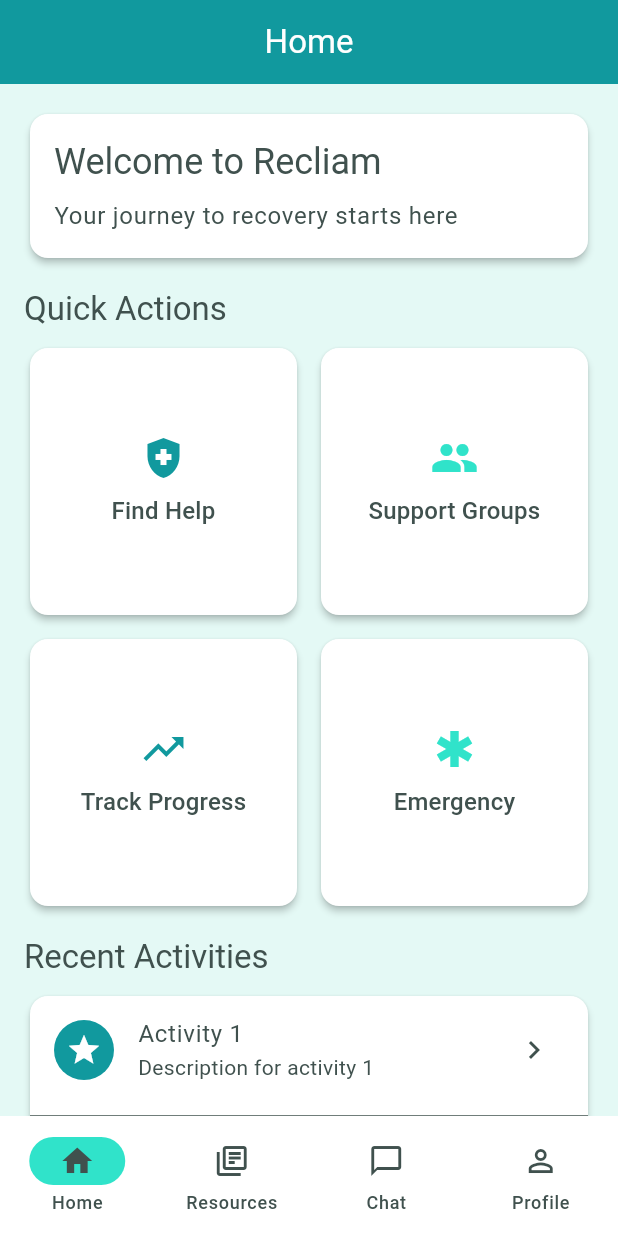
After one commit to Abelboby/Reclaim, a Flutter app: the MainScreen screen opened directly, on a phone screen of 412 x 824 dp. The commit adds this screen. Run offline on Flutter 3.47's test engine with Material 3 defaults, Android fonts, the phone set to English and light mode, and no system bars; our stand-ins replace firebase_auth, firebase_core, google_sign_in; accounts and stored records are empty.

Commit message:
Enhance authentication flow: Add navigatorKey for navigation after Google Sign-In
- Introduced a GlobalKey for Navigator to facilitate navigation across the app.
- Updated AuthProvider to navigate to MainScreen upon successful Google Sign-In.
- Cleaned up commented-out code related to authentication flow.

```diff
--- a/lib/core/providers/auth_provider.dart
+++ b/lib/core/providers/auth_provider.dart
@@ -1,6 +1,9 @@
 import 'package:firebase_auth/firebase_auth.dart';
 import 'package:flutter/foundation.dart';
 import 'package:google_sign_in/google_sign_in.dart';
+import 'package:flutter/material.dart';
+import '../../presentation/screens/main/main_screen.dart';
+import '../../main.dart';  // For navigatorKey
 
 class AuthProvider extends ChangeNotifier {
   final FirebaseAuth _auth = FirebaseAuth.instance;
@@ -24,7 +27,6 @@ class AuthProvider extends ChangeNotifier {
       _isLoading = true;
       notifyListeners();
 
-      // Trigger the authentication flow
       final GoogleSignInAccount? googleUser = await _googleSignIn.signIn();
 
       if (googleUser == null) {
@@ -33,25 +35,29 @@ class AuthProvider extends ChangeNotifier {
         return 'Google sign in was canceled';
       }
 
-      // Obtain the auth details from the request
       final GoogleSignInAuthentication googleAuth =
           await googleUser.authentication;
 
-      // Create a new credential
       final credential = GoogleAuthProvider.credential(
         accessToken: googleAuth.accessToken,
         idToken: googleAuth.idToken,
       );
 
-      // Sign in to Firebase with the Google credential
       final UserCredential userCredential =
           await _auth.signInWithCredential(credential);
 
       _user = userCredential.user;
       _isLoading = false;
       notifyListeners();
+
+      // Navigate to MainScreen after successful login
+      if (_user != null) {
+        Navigator.of(navigatorKey.currentContext!).pushReplacement(
+          MaterialPageRoute(builder: (_) => const MainScreen()),
+        );
+      }
+
       return null;
-
     } catch (e) {
       _isLoading = false;
       notifyListeners();
--- a/lib/main.dart
+++ b/lib/main.dart
@@ -4,6 +4,9 @@ import 'core/theme/app_theme.dart';
 import 'package:firebase_core/firebase_core.dart';
 import 'package:provider/provider.dart';
 import 'core/providers/auth_provider.dart';
+
+// Make it available for other files to import
+final GlobalKey<NavigatorState> navigatorKey = GlobalKey<NavigatorState>();
 
 void main() async {
   WidgetsFlutterBinding.ensureInitialized();
@@ -19,6 +22,7 @@ class MyApp extends StatelessWidget {
     return ChangeNotifierProvider(
       create: (_) => AuthProvider(),
       child: MaterialApp(
+        navigatorKey: navigatorKey,
         title: 'Recliam',
         theme: AppTheme.lightTheme,
         darkTheme: AppTheme.darkTheme,
--- /dev/null
+++ b/lib/presentation/screens/chat/chat_screen.dart
@@ -0,0 +1,18 @@
+import 'package:flutter/material.dart';
+
+class ChatScreen extends StatelessWidget {
+  const ChatScreen({super.key});
+
+  @override
+  Widget build(BuildContext context) {
+    return Scaffold(
+      appBar: AppBar(
+        title: const Text('Chat'),
+        centerTitle: true,
+      ),
+      body: const Center(
+        child: Text('Chat Screen - Coming Soon'),
+      ),
+    );
+  }
+}
--- /dev/null
+++ b/lib/presentation/screens/home/home_screen.dart
@@ -0,0 +1,161 @@
+import 'package:flutter/material.dart';
+import '../../../core/constants/app_colors.dart';
+
+class HomeScreen extends StatelessWidget {
+  const HomeScreen({super.key});
+
+  @override
+  Widget build(BuildContext context) {
+    return Scaffold(
+      appBar: AppBar(
+        title: const Text('Home'),
+        centerTitle: true,
+      ),
+      body: ListView(
+        padding: const EdgeInsets.all(16),
+        children: [
+          _buildWelcomeCard(context),
+          const SizedBox(height: 16),
+          _buildQuickActions(context),
+          const SizedBox(height: 16),
+          _buildRecentActivities(context),
+        ],
+      ),
+    );
+  }
+
+  Widget _buildWelcomeCard(BuildContext context) {
+    return Card(
+      elevation: 2,
+      child: Padding(
+        padding: const EdgeInsets.all(16),
+        child: Column(
+          crossAxisAlignment: CrossAxisAlignment.start,
+          children: [
+            Text(
+              'Welcome to Recliam',
+              style: Theme.of(context).textTheme.headlineSmall,
+            ),
+            const SizedBox(height: 8),
+            Text(
+              'Your journey to recovery starts here',
+              style: Theme.of(context).textTheme.bodyLarge,
+            ),
+          ],
+        ),
+      ),
+    );
+  }
+
+  Widget _buildQuickActions(BuildContext context) {
+    return Column(
+      crossAxisAlignment: CrossAxisAlignment.start,
+      children: [
+        Text(
+          'Quick Actions',
+          style: Theme.of(context).textTheme.titleLarge,
+        ),
+        const SizedBox(height: 8),
+        GridView.count(
+          shrinkWrap: true,
+          physics: const NeverScrollableScrollPhysics(),
+          crossAxisCount: 2,
+          mainAxisSpacing: 8,
+          crossAxisSpacing: 8,
+          children: [
+            _buildActionCard(
+              context,
+              'Find Help',
+              Icons.health_and_safety,
+              AppColors.oceanBlue,
+            ),
+            _buildActionCard(
+              context,
+              'Support Groups',
+              Icons.group,
+              AppColors.turquoise,
+            ),
+            _buildActionCard(
+              context,
+              'Track Progress',
+              Icons.trending_up,
+              AppColors.oceanBlue,
+            ),
+            _buildActionCard(
+              context,
+              'Emergency',
+              Icons.emergency,
+              AppColors.turquoise,
+            ),
+          ],
+        ),
+      ],
+    );
+  }
+
+  Widget _buildActionCard(
+    BuildContext context,
+    String title,
+    IconData icon,
+    Color color,
+  ) {
+    return Card(
+      elevation: 2,
+      child: InkWell(
+        onTap: () {
+          // Handle action tap
+        },
+        child: Padding(
+          padding: const EdgeInsets.all(16),
+          child: Column(
+            mainAxisAlignment: MainAxisAlignment.center,
+            children: [
+              Icon(icon, size: 32, color: color),
+              const SizedBox(height: 8),
+              Text(
+                title,
+                textAlign: TextAlign.center,
+                style: Theme.of(context).textTheme.titleMedium,
+              ),
+            ],
+          ),
+        ),
+      ),
+    );
+  }
+
+  Widget _buildRecentActivities(BuildContext context) {
+    return Column(
+      crossAxisAlignment: CrossAxisAlignment.start,
+      children: [
+        Text(
+          'Recent Activities',
+          style: Theme.of(context).textTheme.titleLarge,
+        ),
+        const SizedBox(height: 8),
+        Card(
+          elevation: 2,
+          child: ListView.separated(
+            shrinkWrap: true,
+            physics: const NeverScrollableScrollPhysics(),
+            itemCount: 3,
+            separatorBuilder: (context, index) => const Divider(),
+            itemBuilder: (context, index) {
+              return ListTile(
+                leading: const CircleAvatar(
+                  child: Icon(Icons.star),
+                ),
+                title: Text('Activity ${index + 1}'),
+                subtitle: Text('Description for activity ${index + 1}'),
+                trailing: const Icon(Icons.chevron_right),
+                onTap: () {
+                  // Handle activity tap
+                },
+              );
+            },
+          ),
+        ),
+      ],
+    );
+  }
+}
--- /dev/null
+++ b/lib/presentation/screens/main/main_screen.dart
@@ -0,0 +1,64 @@
+import 'package:flutter/material.dart';
+import '../home/home_screen.dart';
+import '../resources/resources_screen.dart';
+import '../chat/chat_screen.dart';
+import '../profile/profile_screen.dart';
+import '../../../core/constants/app_colors.dart';
+
+class MainScreen extends StatefulWidget {
+  const MainScreen({super.key});
+
+  @override
+  State<MainScreen> createState() => _MainScreenState();
+}
+
+class _MainScreenState extends State<MainScreen> {
+  int _selectedIndex = 0;
+
+  final List<Widget> _screens = const [
+    HomeScreen(),
+    ResourcesScreen(),
+    ChatScreen(),
+    ProfileScreen(),
+  ];
+
+  void _onItemTapped(int index) {
+    setState(() {
+      _selectedIndex = index;
+    });
+  }
+
+  @override
+  Widget build(BuildContext context) {
+    return Scaffold(
+      body: _screens[_selectedIndex],
+      bottomNavigationBar: NavigationBar(
+        onDestinationSelected: _onItemTapped,
+        selectedIndex: _selectedIndex,
+        backgroundColor: Theme.of(context).colorScheme.surface,
+        destinations: const [
+          NavigationDestination(
+            icon: Icon(Icons.home_outlined),
+            selectedIcon: Icon(Icons.home),
+            label: 'Home',
+          ),
+          NavigationDestination(
+            icon: Icon(Icons.library_books_outlined),
+            selectedIcon: Icon(Icons.library_books),
+            label: 'Resources',
+          ),
+          NavigationDestination(
+            icon: Icon(Icons.chat_bubble_outline),
+            selectedIcon: Icon(Icons.chat_bubble),
+            label: 'Chat',
+          ),
+          NavigationDestination(
+            icon: Icon(Icons.person_outline),
+            selectedIcon: Icon(Icons.person),
+            label: 'Profile',
+          ),
+        ],
+      ),
+    );
+  }
+}
--- /dev/null
+++ b/lib/presentation/screens/profile/profile_screen.dart
@@ -0,0 +1,18 @@
+import 'package:flutter/material.dart';
+
+class ProfileScreen extends StatelessWidget {
+  const ProfileScreen({super.key});
+
+  @override
+  Widget build(BuildContext context) {
+    return Scaffold(
+      appBar: AppBar(
+        title: const Text('Profile'),
+        centerTitle: true,
+      ),
+      body: const Center(
+        child: Text('Profile Screen - Coming Soon'),
+      ),
+    );
+  }
+}
--- /dev/null
+++ b/lib/presentation/screens/resources/resources_screen.dart
@@ -0,0 +1,18 @@
+import 'package:flutter/material.dart';
+
+class ResourcesScreen extends StatelessWidget {
+  const ResourcesScreen({super.key});
+
+  @override
+  Widget build(BuildContext context) {
+    return Scaffold(
+      appBar: AppBar(
+        title: const Text('Resources'),
+        centerTitle: true,
+      ),
+      body: const Center(
+        child: Text('Resources Screen - Coming Soon'),
+      ),
+    );
+  }
+}
```
